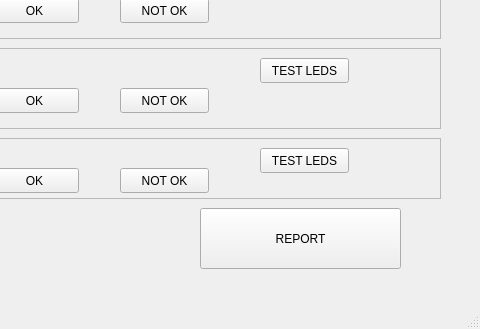
Before: the Qt Designer form mainwindow.ui in JakobGerjolj/SideMountTestGUI, drawn with Qt 5; both pictures show x 800 to 1280 and y 391 to 720 of the 1280 by 720 pixel window.
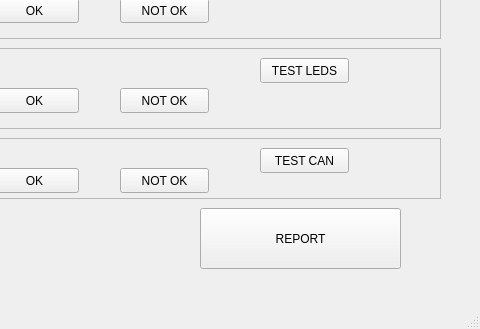
After: the same form once the commit is applied.

Commit message: Implemented Write read not working

Diff of the .ui file:
```diff
--- a/mainwindow.ui
+++ b/mainwindow.ui
@@ -907,7 +907,7 @@
       </rect>
      </property>
      <property name="text">
-      <string>TEST LEDS</string>
+      <string>TEST CAN</string>
      </property>
     </widget>
     <widget class="QPushButton" name="LED_OK_2">
```
The commit also changes 2 other files.
